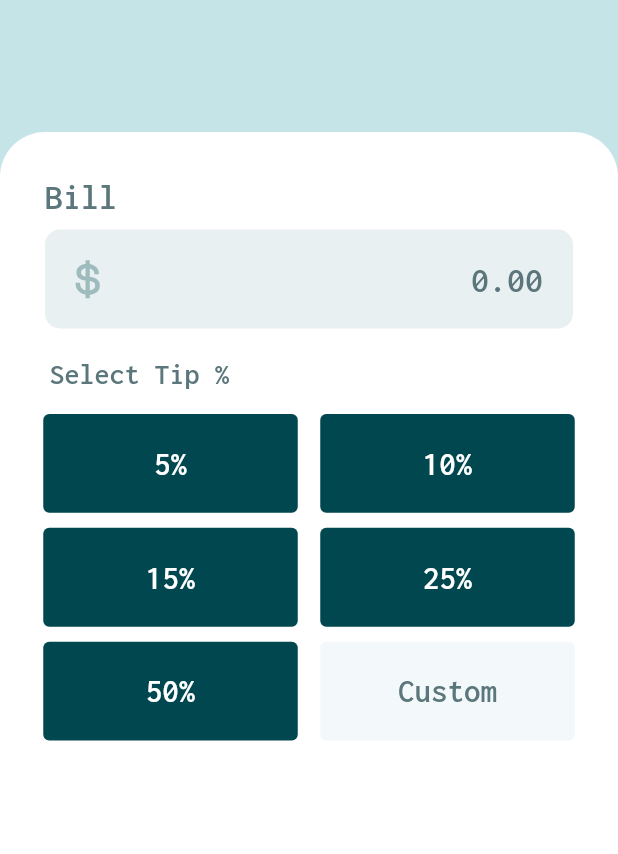
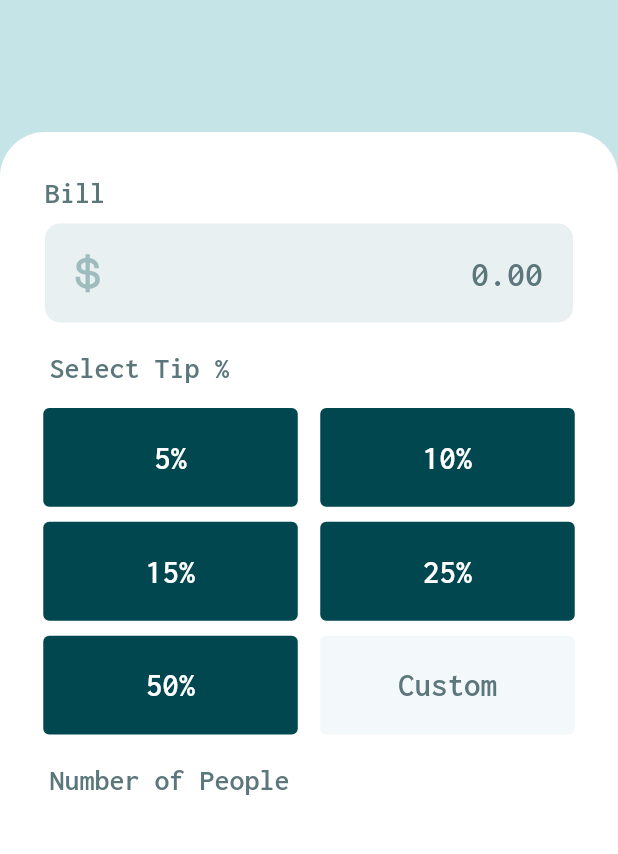
Before and after one commit to mdrabbihossen/tip-calculator, a Flutter app: the screen it shows after launch, on a phone screen of 412 x 824 dp, the part 214-1068 px from its top. Run offline on Flutter 3.47's test engine with Material 2 defaults, Android fonts, the phone set to English and light mode, and no system bars; our stand-ins replace flutter_svg, google_fonts.

Commit message:
constant and customfield added

```diff
--- /dev/null
+++ b/lib/constants/constant.dart
@@ -0,0 +1,8 @@
+import 'package:flutter/material.dart';
+import 'package:google_fonts/google_fonts.dart';
+
+TextStyle textStyle = GoogleFonts.inconsolata(
+  fontSize: 20,
+  fontWeight: FontWeight.w600,
+  color: Color(0xff5b777b),
+);
--- a/lib/screens/home_screen.dart
+++ b/lib/screens/home_screen.dart
@@ -1,6 +1,8 @@
 import 'package:flutter/material.dart';
 import 'package:flutter_svg/flutter_svg.dart';
 import 'package:google_fonts/google_fonts.dart';
+import 'package:tips_calculator/constants/constant.dart';
+import 'package:tips_calculator/widgets/custom_textfield.dart';
 
 import 'package:tips_calculator/widgets/tips_item.dart';
 
@@ -55,58 +57,15 @@ class _HomeScreenState extends State<HomeScreen> {
                     ),
                     child: Text(
                       'Bill',
-                      style: GoogleFonts.inconsolata(
-                        fontSize: 24,
-                        fontWeight: FontWeight.w600,
-                        color: Color(0xff5b777b),
-                      ),
+                      style: textStyle,
                     ),
                   ),
                   // bill input
-                  Padding(
-                    padding: EdgeInsets.symmetric(
-                      horizontal: 30,
-                      vertical: 10,
-                    ),
-                    child: Container(
-                      width: double.infinity,
-                      height: size.height * 0.08,
-                      decoration: BoxDecoration(
-                        color: Color(0xffe8f0f1),
-                        borderRadius: BorderRadius.circular(10),
-                      ),
-                      child: TextField(
-                        keyboardType: TextInputType.number,
-                        textAlign: TextAlign.end,
-                        cursorHeight: 30,
-                        style: GoogleFonts.inconsolata(
-                          fontSize: 25,
-                          fontWeight: FontWeight.w600,
-                          color: Color(0xff5b777b),
-                        ),
-                        cursorColor: Color(0xff5b777b),
-                        decoration: InputDecoration(
-                          contentPadding: EdgeInsets.all(20),
-                          border: InputBorder.none,
-                          hintText: '0.00',
-                          prefixIcon: Padding(
-                            padding: const EdgeInsets.only(
-                              left: 20,
-                              right: 10,
-                            ),
-                            child: SvgPicture.asset(
-                              'assets/images/icon-dollar.svg',
-                              width: size.width * 0.04,
-                            ),
-                          ),
-                          hintStyle: GoogleFonts.inconsolata(
-                            fontSize: 24,
-                            fontWeight: FontWeight.w600,
-                            color: Color(0xff5b777b),
-                          ),
-                        ),
-                      ),
-                    ),
+                  customTextField(
+                    textFieldHeight: size.height * 0.08,
+                    imageWidth: size.width * 0.04,
+                    prefixImage: 'assets/images/icon-dollar.svg',
+                    hintText: '0.00',
                   ),
                   SizedBox(height: 10),
                   // select tip title
@@ -115,11 +74,7 @@ class _HomeScreenState extends State<HomeScreen> {
                         EdgeInsets.symmetric(horizontal: size.width * 0.08),
                     child: Text(
                       'Select Tip %',
-                      style: GoogleFonts.inconsolata(
-                        fontSize: 20,
-                        fontWeight: FontWeight.w600,
-                        color: Color(0xff5b777b),
-                      ),
+                      style: textStyle,
                     ),
                   ),
                   SizedBox(height: 16),
@@ -191,7 +146,18 @@ class _HomeScreenState extends State<HomeScreen> {
                         ),
                       ],
                     ),
-                  )
+                  ),
+                  SizedBox(height: 20),
+                  // number of people
+                  Padding(
+                    padding: EdgeInsets.symmetric(
+                      horizontal: size.width * 0.08,
+                    ),
+                    child: Text(
+                      'Number of People',
+                      style: textStyle,
+                    ),
+                  ),
                 ],
               ),
             ),
--- /dev/null
+++ b/lib/widgets/custom_textfield.dart
@@ -0,0 +1,54 @@
+import 'package:flutter/material.dart';
+import 'package:flutter_svg/flutter_svg.dart';
+import 'package:google_fonts/google_fonts.dart';
+import 'package:tips_calculator/constants/constant.dart';
+
+Widget customTextField({
+  required double textFieldHeight,
+  required double imageWidth,
+  required String prefixImage,
+  required String hintText,
+}) =>
+    Padding(
+      padding: EdgeInsets.symmetric(
+        horizontal: 30,
+        vertical: 10,
+      ),
+      child: Container(
+        width: double.infinity,
+
+        height: textFieldHeight,
+        decoration: BoxDecoration(
+          color: Color(0xffe8f0f1),
+          borderRadius: BorderRadius.circular(10),
+        ),
+        child: TextField(
+          keyboardType: TextInputType.number,
+          textAlign: TextAlign.end,
+          cursorHeight: 30,
+          style: textStyle.copyWith(
+            fontSize: 25,
+          ),
+          cursorColor: Color(0xff5b777b),
+          decoration: InputDecoration(
+            contentPadding: EdgeInsets.all(20),
+            border: InputBorder.none,
+            hintText: hintText,
+            prefixIcon: Padding(
+              padding:  EdgeInsets.only(
+                left: 20,
+                right: 10,
+              ),
+              child: SvgPicture.asset(
+                prefixImage,
+                // width: size.width * 0.04,
+                width: imageWidth,
+              ),
+            ),
+            hintStyle: textStyle.copyWith(
+              fontSize: 24,
+            ),
+          ),
+        ),
+      ),
+    );
```
